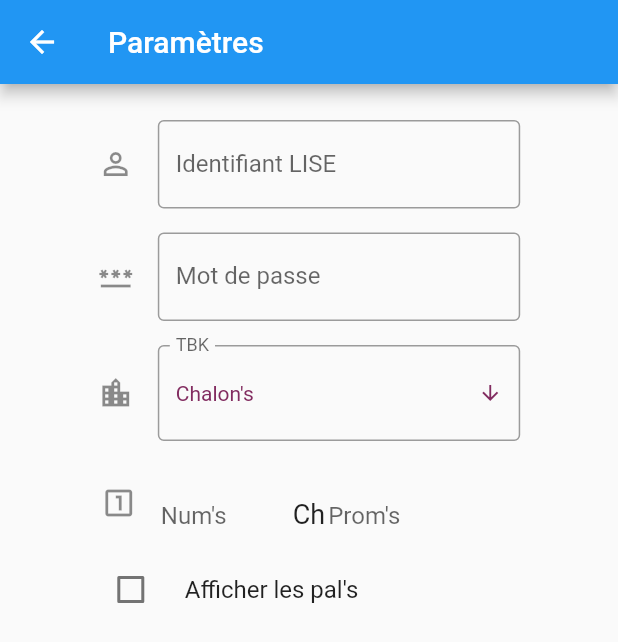
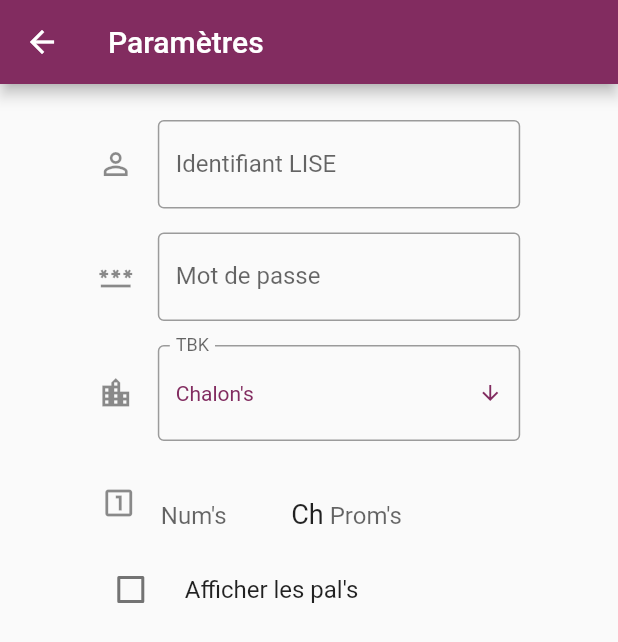
Before and after one commit to d0rianb/AM-calendar, a Flutter app: the Settings screen opened by its route, on a phone screen of 412 x 824 dp. Shown: the top 642 px of the screen. Run offline on Flutter 3.47's test engine with Material 2 defaults, Android fonts, the phone set to English and light mode, and no system bars; our stand-ins replace event_bus, googleapis_auth, package_info, shared_preferences, syncfusion_flutter_calendar, syncfusion_flutter_datepicker and 1 more; missing offline and left inert: flutter_inappwebview, googleapis, mailto, syncfusion_flutter_core; accounts and stored records are empty.

Commit message:
Change to Flutter 2.8 & begin export system

```diff
--- /dev/null
+++ b/lib/credentials.dart
@@ -0,0 +1,2 @@
+const String OAuthAndroid = '219595709496-pee2v8gbrl21r1531njurjfvq3thm1ue.apps.googleusercontent.com';
+const String OAuthiOS = '219595709496-gplhhlkplessahhdttjrbgdqlf2gjebu.apps.googleusercontent.com';
--- a/lib/helpers/app-events.dart
+++ b/lib/helpers/app-events.dart
@@ -4,6 +4,10 @@ class ReloadViewEvent {
 
 class RecallGetEvent {
   RecallGetEvent();
+}
+
+class ExportCalendarEvent {
+  ExportCalendarEvent();
 }
 
 class LoginEvent {
--- a/lib/helpers/localization_extendibility.dart
+++ b/lib/helpers/localization_extendibility.dart
@@ -147,6 +147,9 @@ class SfLocalizationsFr extends SfLocalizations {
   String get pdfPaginationDialogCancelLabel => 'Annuler';
 
   String get weeknumberLabel => 'Semaine';
+
+  @override
+  String get allDayLabel => 'Tous les jours';
 }
 
 class SfLocalizationsFrDelegate extends LocalizationsDelegate<SfLocalizations> {
--- a/lib/routes/infos.dart
+++ b/lib/routes/infos.dart
@@ -116,7 +116,7 @@ class InfosState extends State<Infos> {
   @override
   Widget build(BuildContext context) {
     return Scaffold(
-        appBar: AppBar(title: const Text('Infos')),
+        appBar: AppBar(title: const Text('Infos'), backgroundColor: VIOLET),
         body: Padding(
           padding: const EdgeInsets.all(10.0),
           child: Column(
--- a/lib/routes/login-view.dart
+++ b/lib/routes/login-view.dart
@@ -72,6 +72,7 @@ class LoginViewState extends State<LoginView> {
     return Scaffold(
       appBar: AppBar(
         title: const Text('Connection'),
+        backgroundColor: VIOLET,
       ),
       body: Padding(
         padding: const EdgeInsets.only(top: 16.0),
--- a/lib/routes/settings.dart
+++ b/lib/routes/settings.dart
@@ -76,6 +76,7 @@ class SettingsState extends State<Settings> {
   Widget build(BuildContext context) {
     return Scaffold(
       appBar: AppBar(
+        backgroundColor: VIOLET,
         title: const Text('Paramètres'),
       ),
       body: Theme(
@@ -185,7 +186,7 @@ class SettingsState extends State<Settings> {
                                   ),
                                 ),
                                 Padding(
-                                  padding: const EdgeInsets.all(2.0),
+                                  padding: const EdgeInsets.fromLTRB(2.0, 2.0, 4.0, 2.0),
                                   child: Text(
                                     'Ch',
                                     style: TextStyle(fontSize: 18),
@@ -229,6 +230,16 @@ class SettingsState extends State<Settings> {
                         ),
                       ),
                     ),
+                    Visibility(
+                      visible: false,
+                      child: Padding(
+                        padding: const EdgeInsets.all(8.0),
+                        child: ElevatedButton(
+                          child: Text('Exporter vers Google Calendar'),
+                          onPressed: () => eventBus.fire(ExportCalendarEvent()),
+                        ),
+                      ),
+                    ),
                   ],
                 ),
               ),
--- a/pubspec.yaml
+++ b/pubspec.yaml
@@ -26,6 +26,8 @@ dependencies:
   url_launcher: ^6.0.10
   event_bus: ^2.0.0
   provider: ^6.0.1
+  googleapis: ^7.0.0
+  googleapis_auth: ^1.3.0
 
 dev_dependencies:
   flutter_test:
```
Also changed, not shown: lib/calendar.dart (+17 -1 lines), lib/events/calendar-event.dart (+18 -3 lines), pubspec.lock, 2 other files.
